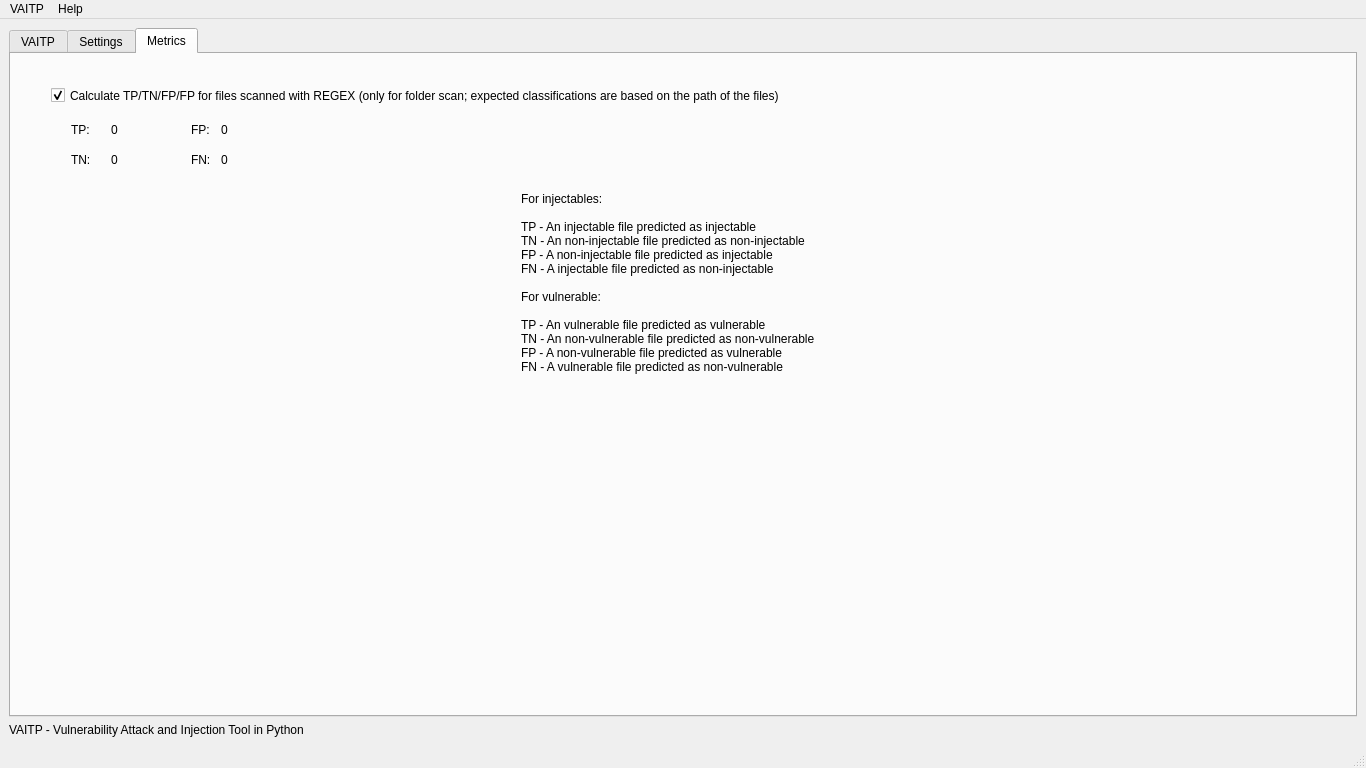
Before: the Qt Designer form VAITP GUI/vaitp/vaitp.ui in netpack/vaitp, drawn with Qt 5.
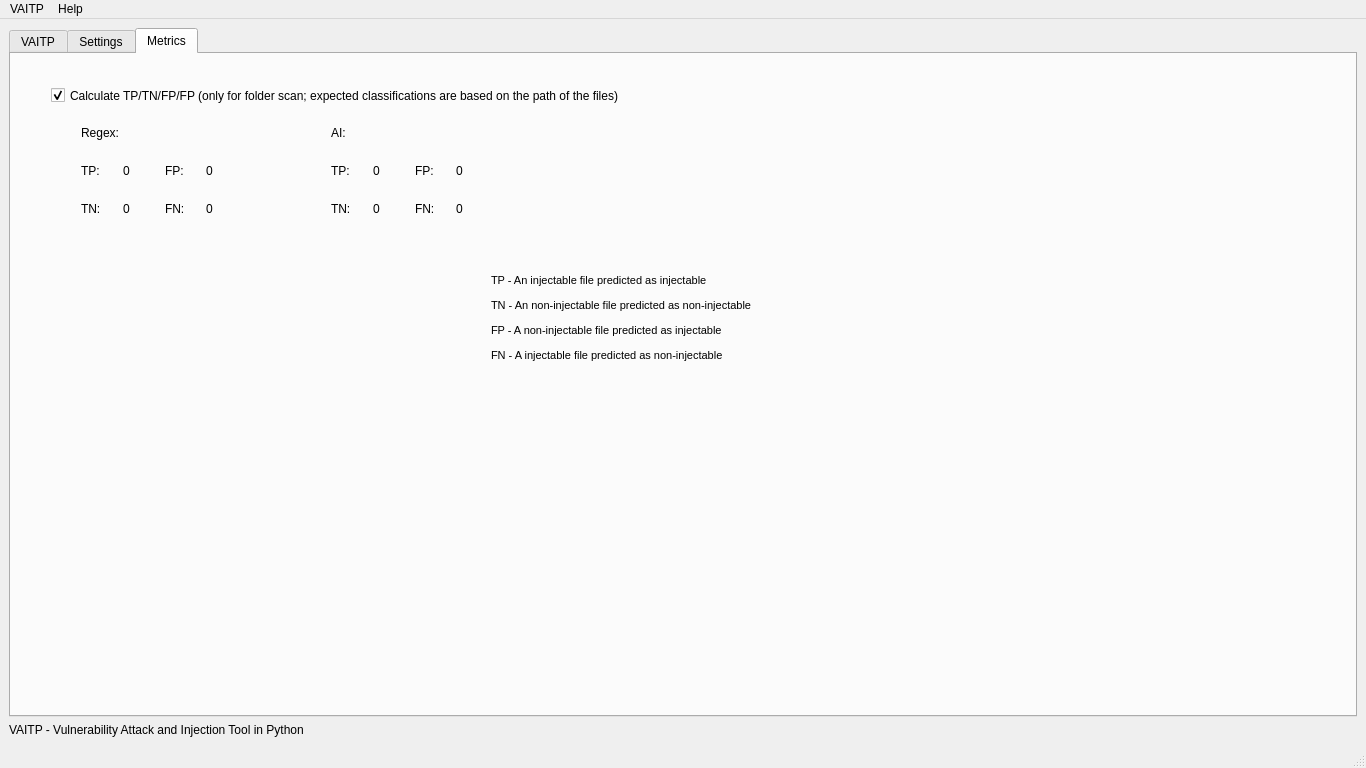
After: the same form once the commit is applied. The open tabs and pages were chosen to show the change. Icons and pictures are not drawn.

Commit message: Added Cross reference testing dataset generation; Updated regex and AI tp/tn/fp/pn functions and UI.

Diff of the .ui file:
```diff
--- a/VAITP GUI/vaitp/vaitp.ui
+++ b/VAITP GUI/vaitp/vaitp.ui
@@ -1112,7 +1112,7 @@
          <string/>
         </property>
         <property name="text">
-         <string>Calculate TP/TN/FP/FP for files scanned with REGEX (only for folder scan; expected classifications are based on the path of the files)</string>
+         <string>Calculate TP/TN/FP/FP (only for folder scan; expected classifications are based on the path of the files)</string>
         </property>
         <property name="checked">
          <bool>true</bool>
@@ -1121,135 +1121,183 @@
          <bool>false</bool>
         </property>
        </widget>
-       <widget class="QLabel" name="label_3">
-        <property name="geometry">
-         <rect>
-          <x>60</x>
-          <y>60</y>
-          <width>41</width>
-          <height>31</height>
-         </rect>
-        </property>
-        <property name="text">
-         <string>TP:</string>
-        </property>
-       </widget>
-       <widget class="QLabel" name="label_4">
-        <property name="geometry">
-         <rect>
-          <x>60</x>
-          <y>90</y>
-          <width>41</width>
-          <height>31</height>
-         </rect>
-        </property>
-        <property name="text">
-         <string>TN:</string>
-        </property>
-       </widget>
-       <widget class="QLabel" name="label_19">
-        <property name="geometry">
-         <rect>
-          <x>180</x>
-          <y>60</y>
-          <width>41</width>
-          <height>31</height>
-         </rect>
-        </property>
-        <property name="text">
-         <string>FP:</string>
-        </property>
-       </widget>
-       <widget class="QLabel" name="label_20">
-        <property name="geometry">
-         <rect>
-          <x>180</x>
-          <y>90</y>
-          <width>41</width>
-          <height>31</height>
-         </rect>
-        </property>
-        <property name="text">
-         <string>FN:</string>
-        </property>
-       </widget>
-       <widget class="QLabel" name="metrics_regex_inj_tp">
-        <property name="geometry">
-         <rect>
-          <x>100</x>
-          <y>60</y>
-          <width>41</width>
-          <height>31</height>
-         </rect>
-        </property>
-        <property name="text">
-         <string>0</string>
-        </property>
-       </widget>
-       <widget class="QLabel" name="metrics_regex_inj_tn">
-        <property name="geometry">
-         <rect>
-          <x>100</x>
-          <y>90</y>
-          <width>41</width>
-          <height>31</height>
-         </rect>
-        </property>
-        <property name="text">
-         <string>0</string>
-        </property>
-       </widget>
-       <widget class="QLabel" name="metrics_regex_inj_fp">
-        <property name="geometry">
-         <rect>
-          <x>210</x>
-          <y>60</y>
-          <width>41</width>
-          <height>31</height>
-         </rect>
-        </property>
-        <property name="text">
-         <string>0</string>
-        </property>
-       </widget>
-       <widget class="QLabel" name="metrics_regex_inj_fn">
-        <property name="geometry">
-         <rect>
-          <x>210</x>
-          <y>90</y>
-          <width>41</width>
-          <height>31</height>
-         </rect>
-        </property>
-        <property name="text">
-         <string>0</string>
-        </property>
-       </widget>
        <widget class="QLabel" name="label_31">
         <property name="geometry">
          <rect>
-          <x>510</x>
-          <y>80</y>
-          <width>491</width>
-          <height>311</height>
+          <x>480</x>
+          <y>220</y>
+          <width>301</width>
+          <height>181</height>
          </rect>
         </property>
         <property name="text">
-         <string>For injectables:
-
-TP - An injectable file predicted as injectable 
-TN - An non-injectable file predicted as non-injectable
-FP - A non-injectable file predicted as injectable
-FN - A injectable file predicted as non-injectable
-
-For vulnerable:
-
-TP - An vulnerable file predicted as vulnerable
-TN - An non-vulnerable file predicted as non-vulnerable
-FP - A non-vulnerable file predicted as vulnerable
-FN - A vulnerable file predicted as non-vulnerable
-</string>
+         <string>&lt;html&gt;&lt;head/&gt;&lt;body&gt;&lt;p&gt;&lt;span style=&quot; font-size:8pt;&quot;&gt;TP - An injectable file predicted as injectable &lt;/span&gt;&lt;/p&gt;&lt;p&gt;&lt;span style=&quot; font-size:8pt;&quot;&gt;TN - An non-injectable file predicted as non-injectable&lt;/span&gt;&lt;/p&gt;&lt;p&gt;&lt;span style=&quot; font-size:8pt;&quot;&gt;FP - A non-injectable file predicted as injectable&lt;/span&gt;&lt;/p&gt;&lt;p&gt;&lt;span style=&quot; font-size:8pt;&quot;&gt;FN - A injectable file predicted as non-injectable&lt;/span&gt;&lt;/p&gt;&lt;/body&gt;&lt;/html&gt;</string>
         </property>
+        <property name="alignment">
+         <set>Qt::AlignLeading|Qt::AlignLeft|Qt::AlignTop</set>
+        </property>
+       </widget>
+       <widget class="QLabel" name="label_26">
+        <property name="geometry">
+         <rect>
+          <x>70</x>
+          <y>70</y>
+          <width>51</width>
+          <height>17</height>
+         </rect>
+        </property>
+        <property name="text">
+         <string>Regex:</string>
+        </property>
+       </widget>
+       <widget class="QLabel" name="label_27">
+        <property name="geometry">
+         <rect>
+          <x>320</x>
+          <y>70</y>
+          <width>51</width>
+          <height>17</height>
+         </rect>
+        </property>
+        <property name="text">
+         <string>AI:</string>
+        </property>
+       </widget>
+       <widget class="QWidget" name="layoutWidget">
+        <property name="geometry">
+         <rect>
+          <x>320</x>
+          <y>100</y>
+          <width>161</width>
+          <height>71</height>
+         </rect>
+        </property>
+        <layout class="QGridLayout" name="gridLayout_2">
+         <item row="0" column="0">
+          <widget class="QLabel" name="label_28">
+           <property name="text">
+            <string>TP:</string>
+           </property>
+          </widget>
+         </item>
+         <item row="0" column="1">
+          <widget class="QLabel" name="metrics_ai_inj_tp">
+           <property name="text">
+            <string>0</string>
+           </property>
+          </widget>
+         </item>
+         <item row="0" column="2">
+          <widget class="QLabel" name="label_30">
+           <property name="text">
+            <string>FP:</string>
+           </property>
+          </widget>
+         </item>
+         <item row="0" column="3">
+          <widget class="QLabel" name="metrics_ai_inj_fp">
+           <property name="text">
+            <string>0</string>
+           </property>
+          </widget>
+         </item>
+         <item row="1" column="0">
+          <widget class="QLabel" name="label_32">
+           <property name="text">
+            <string>TN:</string>
+           </property>
+          </widget>
+         </item>
+         <item row="1" column="1">
+          <widget class="QLabel" name="metrics_ai_inj_tn">
+           <property name="text">
+            <string>0</string>
+           </property>
+          </widget>
+         </item>
+         <item row="1" column="2">
+          <widget class="QLabel" name="label_33">
+           <property name="text">
+            <string>FN:</string>
+           </property>
+          </widget>
+         </item>
+         <item row="1" column="3">
+          <widget class="QLabel" name="metrics_ai_inj_fn">
+           <property name="text">
+            <string>0</string>
+           </property>
+          </widget>
+         </item>
+        </layout>
+       </widget>
+       <widget class="QWidget" name="">
+        <property name="geometry">
+         <rect>
+          <x>70</x>
+          <y>100</y>
+          <width>161</width>
+          <height>71</height>
+         </rect>
+        </property>
+        <layout class="QGridLayout" name="gridLayout">
+         <item row="0" column="0">
+          <widget class="QLabel" name="label_3">
+           <property name="text">
+            <string>TP:</string>
+           </property>
+          </widget>
+         </item>
+         <item row="0" column="1">
+          <widget class="QLabel" name="metrics_regex_inj_tp">
+           <property name="text">
+            <string>0</string>
+           </property>
+          </widget>
+         </item>
+         <item row="0" column="2">
+          <widget class="QLabel" name="label_19">
+           <property name="text">
+            <string>FP:</string>
+           </property>
+          </widget>
+         </item>
+         <item row="0" column="3">
+          <widget class="QLabel" name="metrics_regex_inj_fp">
+           <property name="text">
+            <string>0</string>
+           </property>
+          </widget>
+         </item>
+         <item row="1" column="0">
+          <widget class="QLabel" name="label_4">
+           <property name="text">
+            <string>TN:</string>
+           </property>
+          </widget>
+         </item>
+         <item row="1" column="1">
+          <widget class="QLabel" name="metrics_regex_inj_tn">
+           <property name="text">
+            <string>0</string>
+           </property>
+          </widget>
+         </item>
+         <item row="1" column="2">
+          <widget class="QLabel" name="label_20">
+           <property name="text">
+            <string>FN:</string>
+           </property>
+          </widget>
+         </item>
+         <item row="1" column="3">
+          <widget class="QLabel" name="metrics_regex_inj_fn">
+           <property name="text">
+            <string>0</string>
+           </property>
+          </widget>
+         </item>
+        </layout>
        </widget>
       </widget>
      </widget>
```
Left out of the diff: 4 changed lines with no effect on the pictures. The commit also changes 225 other files.
